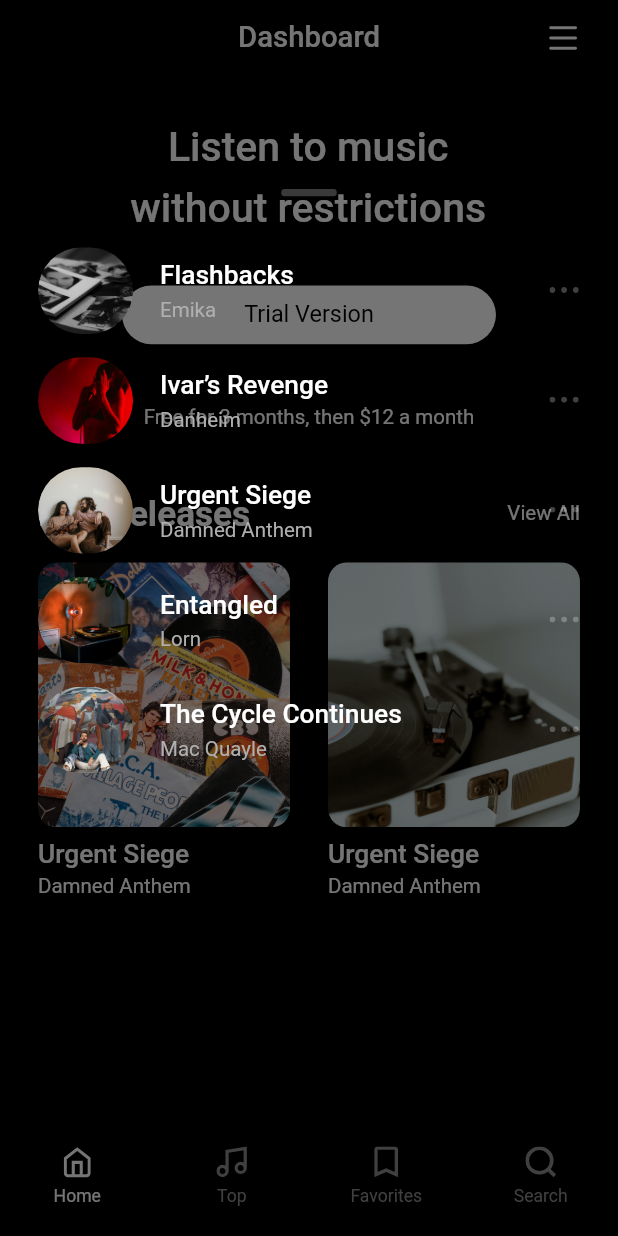
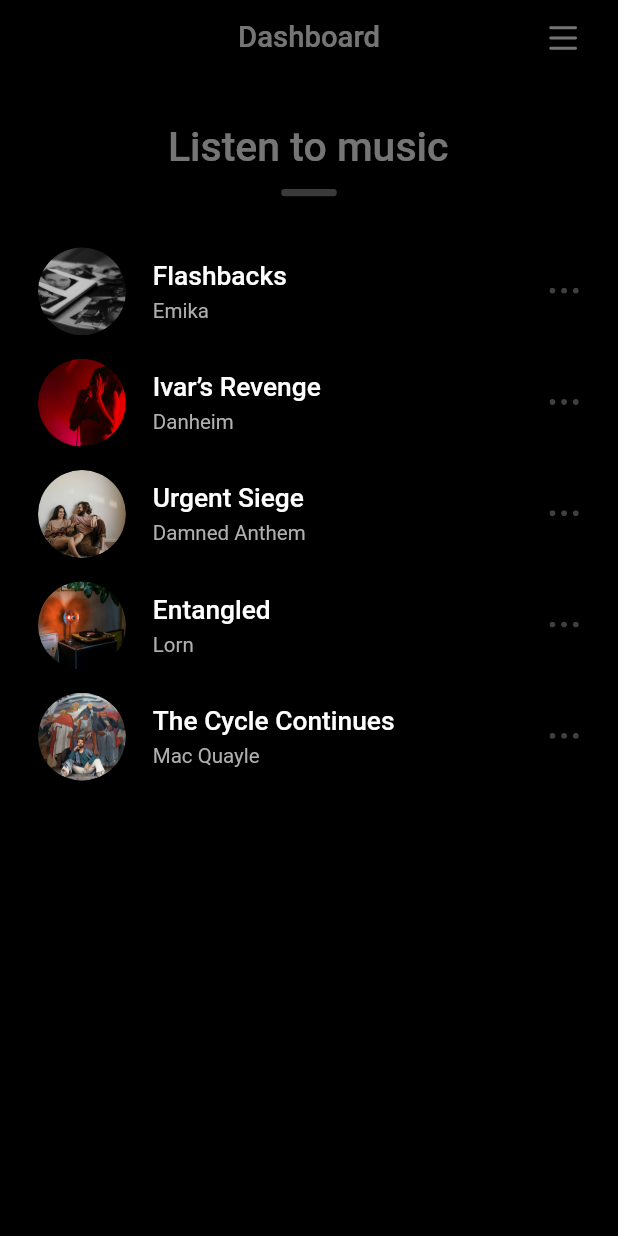
Before and after one commit to Zahid046/Music-Player-Demo, a Flutter app: the screen it shows after launch, after a tap on "View All", on a phone screen of 412 x 824 dp. Run offline on Flutter 3.47's test engine with Material 2 defaults, Android fonts, the phone set to English and light mode, and no system bars; our stand-ins replace cached_network_image, connectivity_plus, flutter_svg, get, shared_preferences.

Commit message:
some more issue fixing

```diff
--- a/lib/core/utils/pref_utils.dart
+++ b/lib/core/utils/pref_utils.dart
@@ -1,7 +1,3 @@
-//ignore: unused_import
-import 'dart:convert';
-import 'dart:ui';
-import 'package:flutter/scheduler.dart';
 import 'package:shared_preferences/shared_preferences.dart';
 
 class PrefUtils {
--- a/lib/presentation/favorites_screen/widgets/favorites_item_widget.dart
+++ b/lib/presentation/favorites_screen/widgets/favorites_item_widget.dart
@@ -8,7 +8,7 @@ class FavoritesItemWidget extends StatelessWidget {
   FavoritesItemWidget(
     this.favoritesItemModelObj, {
     Key? key,
-    this.onTapFavouritesOption,
+    this.onTapFavoritesOption,
   }) : super(
           key: key,
         );
@@ -17,13 +17,13 @@ class FavoritesItemWidget extends StatelessWidget {
 
   var controller = Get.find<FavoritesController>();
 
-  VoidCallback? onTapFavouritesOption;
+  VoidCallback? onTapFavoritesOption;
 
   @override
   Widget build(BuildContext context) {
     return GestureDetector(
       onTap: () {
-        onTapFavouritesOption!.call();
+        onTapFavoritesOption!.call();
       },
       child: Container(
         padding: EdgeInsets.symmetric(
--- a/lib/presentation/home_page_screen/home_page_screen.dart
+++ b/lib/presentation/home_page_screen/home_page_screen.dart
@@ -159,6 +159,7 @@ class HomePageScreen extends GetWidget<HomePageController> {
         ),
       ),
       isScrollControlled: true,
+      backgroundColor: PrimaryColors().black900,
     );
   }
 }
--- a/lib/presentation/playlist_bottomsheet/playlist_bottomsheet.dart
+++ b/lib/presentation/playlist_bottomsheet/playlist_bottomsheet.dart
@@ -4,6 +4,7 @@ import 'models/playlist_item_model.dart';
 import 'package:flutter/material.dart';
 import 'package:zahid_mahmud_s_application1/core/app_export.dart';
 
+// ignore: must_be_immutable
 class PlayListBottomSheet extends StatelessWidget {
   PlayListBottomSheet(
     this.controller, {
--- a/lib/presentation/playlist_bottomsheet/widgets/playlist_item_widget.dart
+++ b/lib/presentation/playlist_bottomsheet/widgets/playlist_item_widget.dart
@@ -24,8 +24,8 @@ class PlaylistItemWidget extends StatelessWidget {
         Obx(
           () => CustomImageView(
             imagePath: playlistItemModelObj.flashbacks!.value,
-            height: 59.v,
-            width: 60.h,
+            height: 60.v,
+            width: 60.v,
             radius: BorderRadius.circular(
               30.h,
             ),
--- a/lib/presentation/song_menu_full_bottomsheet/song_menu_full_bottomsheet.dart
+++ b/lib/presentation/song_menu_full_bottomsheet/song_menu_full_bottomsheet.dart
@@ -5,8 +5,9 @@ import 'package:flutter/material.dart';
 import 'package:zahid_mahmud_s_application1/core/app_export.dart';
 import 'package:zahid_mahmud_s_application1/widgets/custom_icon_button.dart';
 
-class SongMenuFullBottomsheet extends StatelessWidget {
-  SongMenuFullBottomsheet(
+// ignore: must_be_immutable
+class SongMenuFullBottomSheet extends StatelessWidget {
+  SongMenuFullBottomSheet(
     this.controller, {
     Key? key,
   }) : super(
--- a/lib/widgets/custom_bottom_bar.dart
+++ b/lib/widgets/custom_bottom_bar.dart
@@ -1,6 +1,7 @@
 import 'package:flutter/material.dart';
 import 'package:zahid_mahmud_s_application1/core/app_export.dart';
 
+// ignore: must_be_immutable
 class CustomBottomBar extends StatelessWidget {
   CustomBottomBar({
     Key? key,
```
Also changed, not shown: lib/presentation/favorites_screen/favorites_screen.dart (+13 -6 lines).
